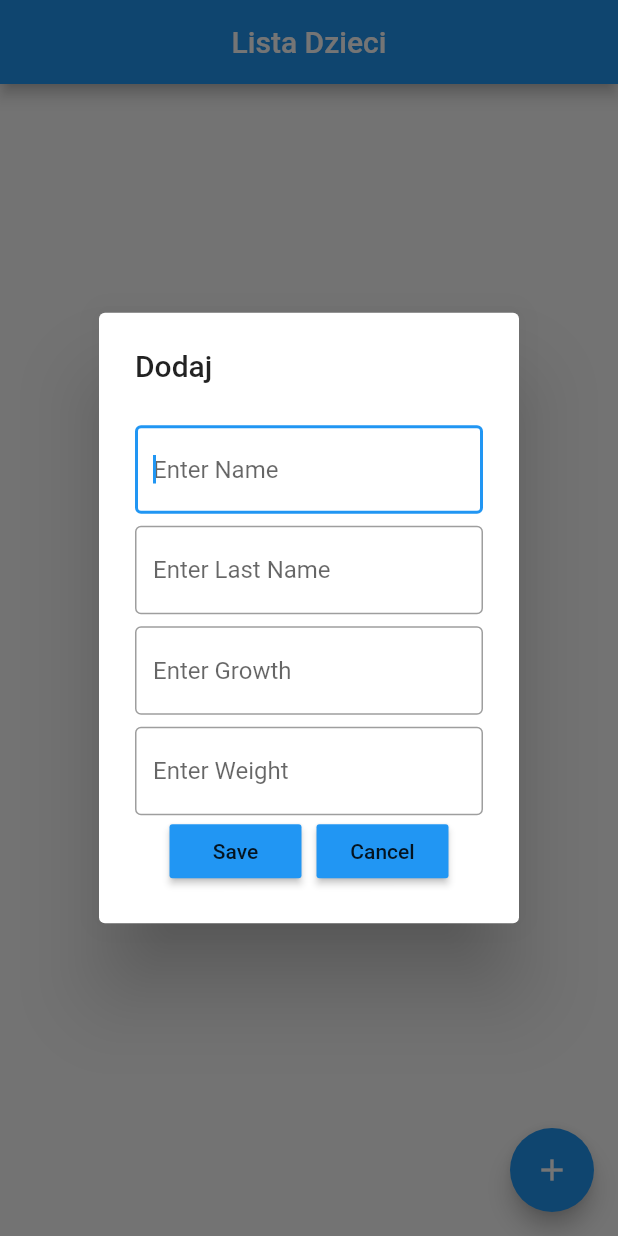
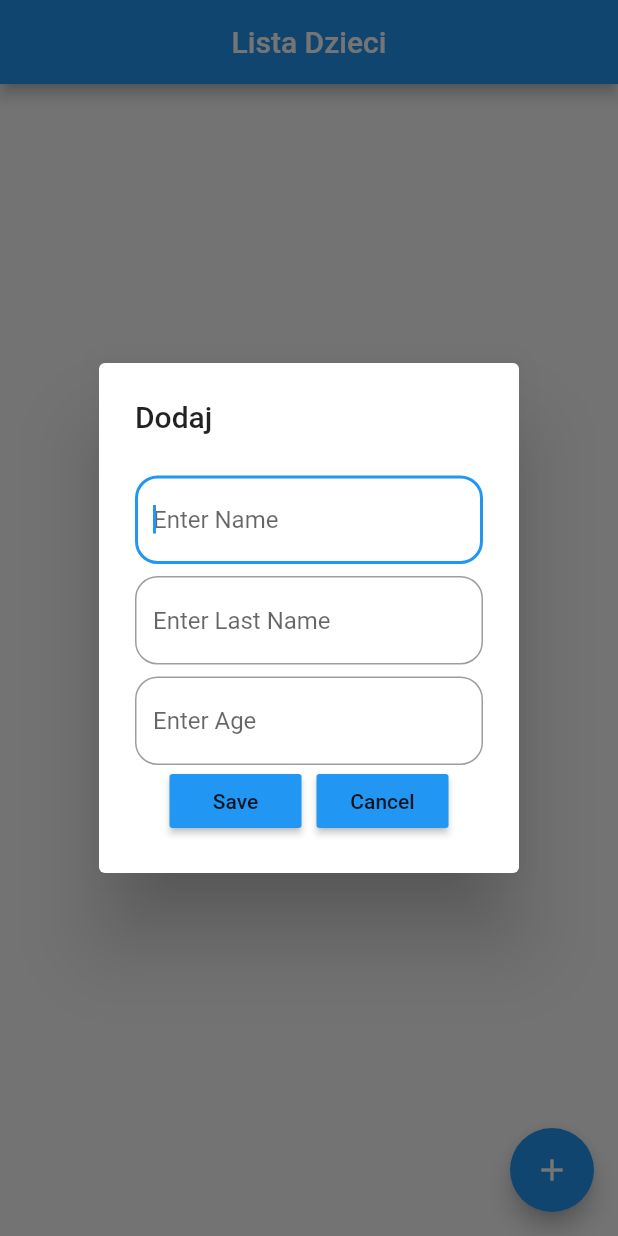
Before and after one commit to Dariuki/my_baby_health, a Flutter app: the screen it shows after launch, after a tap on the "add" icon, on a phone screen of 412 x 824 dp. Run offline on Flutter 3.47's test engine with Material 2 defaults, Android fonts, the light colour scheme and no system bars; our stand-ins replace flutter_slidable, hive_flutter; accounts and stored records are empty.

Commit message:
Create local database using Hive

```diff
--- /dev/null
+++ b/lib/data/database.dart
@@ -0,0 +1,19 @@
+import 'package:hive_flutter/hive_flutter.dart';
+
+class MyBabyHealthDataBase {
+  List myBabyList = [];
+
+  final _myBabyBox = Hive.box('myBabyBox');
+
+  void createInitialData() {
+    myBabyList = [];
+  }
+
+  void loadData() {
+    myBabyList = _myBabyBox.get('MYBABYSLIST');
+  }
+
+  void updateData() {
+    _myBabyBox.put('MYBABYSLIST', myBabyList);
+  }
+}
--- a/lib/main.dart
+++ b/lib/main.dart
@@ -4,7 +4,7 @@ import 'package:hive_flutter/hive_flutter.dart';
 
 Future<void> main() async {
   await Hive.initFlutter();
-  var box = await Hive.openBox('personbox');
+  var box = await Hive.openBox('myBabyBox');
   runApp(const MyApp());
 }
 
--- a/lib/pages/home_page.dart
+++ b/lib/pages/home_page.dart
@@ -1,4 +1,6 @@
 import 'package:flutter/material.dart';
+import 'package:hive_flutter/hive_flutter.dart';
+import 'package:my_baby_health/data/database.dart';
 
 import 'package:my_baby_health/widget/alert_dialog_widget.dart';
 import 'package:my_baby_health/widget/people_tile.dart';
@@ -13,10 +15,22 @@ class HomePage extends StatefulWidget {
 }
 
 class _HomePageState extends State<HomePage> {
+  final _myBabyBox = Hive.box('myBabyBox');
+  MyBabyHealthDataBase db = MyBabyHealthDataBase();
+
+  @override
+  void initState() {
+    if (_myBabyBox.get('MYBABYSLIST') == null) {
+      db.createInitialData();
+    } else {
+      db.loadData();
+    }
+
+    super.initState();
+  }
+
   final name = TextEditingController();
   final lastName = TextEditingController();
-
-  List peopleList = [];
 
   @override
   Widget build(BuildContext context) {
@@ -35,11 +49,12 @@ class _HomePageState extends State<HomePage> {
               lastNameController: lastName,
               onSave: () {
                 setState(() {
-                  peopleList.add([name.text, lastName.text]);
+                  db.myBabyList.add([name.text, lastName.text]);
                   name.clear();
                   lastName.clear();
                 });
                 Navigator.of(context).pop();
+                db.updateData();
               },
               onCancel: () {
                 Navigator.of(context).pop();
@@ -50,14 +65,15 @@ class _HomePageState extends State<HomePage> {
         child: const Icon(Icons.add),
       ),
       body: ListView.builder(
-        itemCount: peopleList.length,
+        itemCount: db.myBabyList.length,
         itemBuilder: (BuildContext context, int index) {
           return PeopleTile(
-            babyName: peopleList[index][0],
-            babyLastName: peopleList[index][1],
+            babyName: db.myBabyList[index][0],
+            babyLastName: db.myBabyList[index][1],
             deliteFunction: (context) => setState(
               () {
-                peopleList.removeAt(index);
+                db.myBabyList.removeAt(index);
+                db.updateData();
               },
             ),
           );
--- a/lib/widget/alert_dialog_widget.dart
+++ b/lib/widget/alert_dialog_widget.dart
@@ -16,35 +16,33 @@ class AddPerson extends StatelessWidget {
     required this.onCancel,
   });
 
-  final growthController = TextEditingController();
-
-  final weightController = TextEditingController();
+  final ageController = TextEditingController();
 
   @override
   Widget build(BuildContext context) {
     return AlertDialog(
       title: const Text('Dodaj'),
       content: Form(
-        child: Column(mainAxisSize: MainAxisSize.min, children: [
+        child: Column(
+          mainAxisSize: MainAxisSize.min,
+          children: [
             const SizedBox(height: 8),
             TextFieldWidget(
               controller: nameController,
               title: 'Enter Name',
+              keyboard: TextInputType.name,
             ),
             const SizedBox(height: 8),
             TextFieldWidget(
               controller: lastNameController,
               title: 'Enter Last Name',
+              keyboard: TextInputType.name,
             ),
             const SizedBox(height: 8),
             TextFieldWidget(
-            controller: growthController,
-            title: 'Enter Growth',
-          ),
-          const SizedBox(height: 8),
-          TextFieldWidget(
-            controller: weightController,
-            title: 'Enter Weight',
+              controller: ageController,
+              title: 'Enter Age',
+              keyboard: TextInputType.number,
             ),
             Row(
               mainAxisAlignment: MainAxisAlignment.center,
@@ -54,7 +52,8 @@ class AddPerson extends StatelessWidget {
                 MyButton(text: 'Cancel', onPressed: onCancel),
               ],
             )
-        ]),
+          ],
+        ),
       ),
     );
   }
--- a/lib/widget/text_field_widget.dart
+++ b/lib/widget/text_field_widget.dart
@@ -1,23 +1,29 @@
+import 'package:flutter/material.dart';
 
-  import 'package:flutter/material.dart';
 class TextFieldWidget extends StatelessWidget {
+  final TextEditingController controller;
+  final String title;
+  final TextInputType keyboard;
+
   const TextFieldWidget({
     super.key,
     required this.controller,
     required this.title,
+    required this.keyboard,
   });
 
-  final TextEditingController controller;
-  final String title;
   @override
   Widget build(BuildContext context) {
     return TextField(
       controller: controller,
       autofocus: true,
       decoration: InputDecoration(
-        border: const OutlineInputBorder(),
+        border: OutlineInputBorder(
+          borderRadius: BorderRadius.circular(15),
+        ),
         hintText: title,
       ),
+      keyboardType: keyboard,
     );
   }
 }
```
Lines whose indentation alone changed are shown as unchanged.
